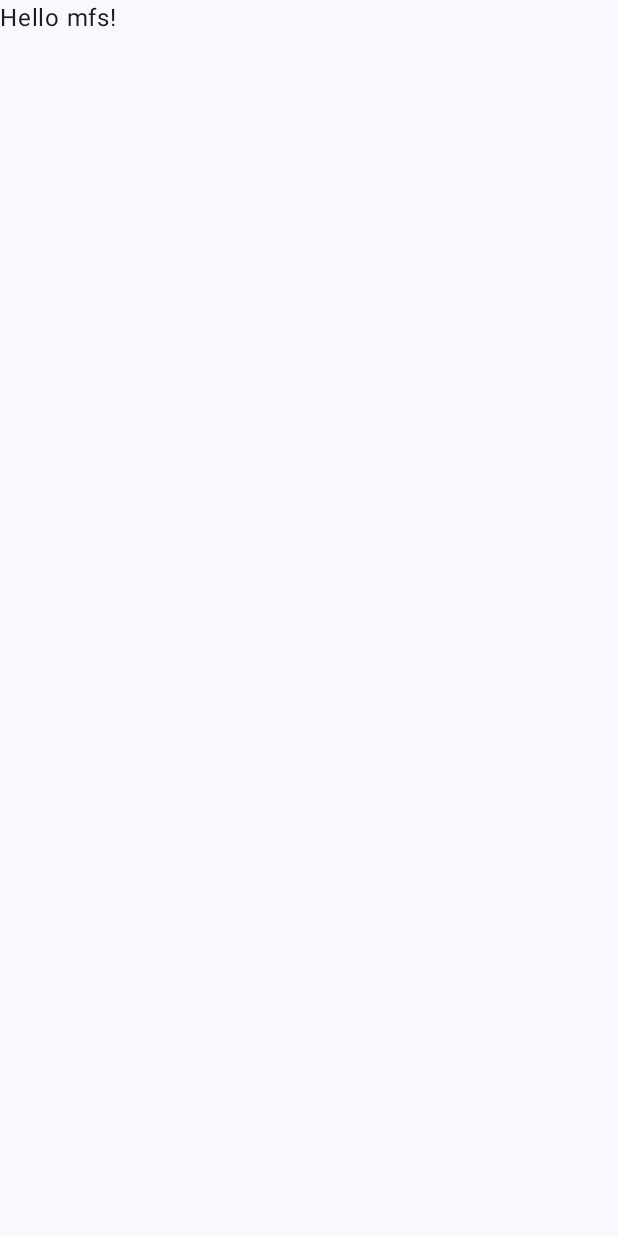
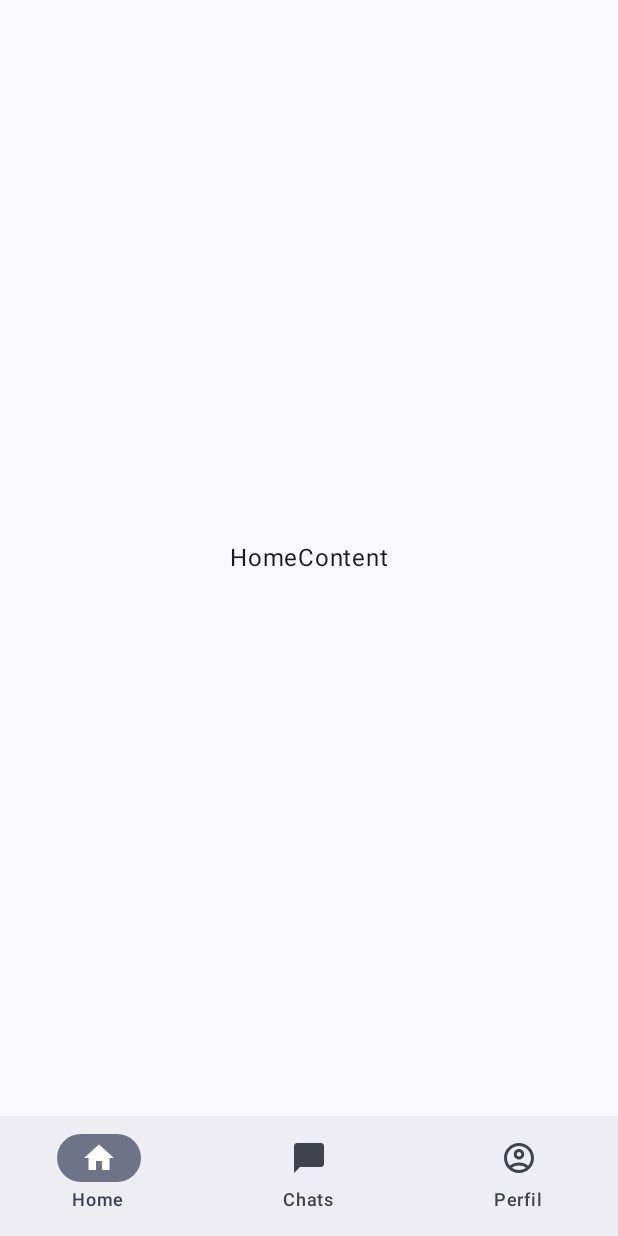
Before and after one commit to ReiLennux/U_life, an Android app built with Jetpack Compose: the screen it shows after launch (MainActivity), on a phone screen of 412 x 824 dp. Before the commit the screen is almost empty. Run offline under Robolectric (Android 15) with nearby library versions, the light colour scheme and no system bars; our stand-ins replace Dagger/Hilt's generated code.

Commit message:
add initial screens with bottom nav

```diff
--- a/app/src/main/java/mx/com/u_life/presentation/MainActivity.kt
+++ b/app/src/main/java/mx/com/u_life/presentation/MainActivity.kt
@@ -6,13 +6,17 @@ import androidx.activity.compose.setContent
 import androidx.activity.enableEdgeToEdge
 import androidx.compose.foundation.layout.fillMaxSize
 import androidx.compose.foundation.layout.padding
+import androidx.compose.material3.MaterialTheme
+import androidx.compose.material3.NavigationBar
 import androidx.compose.material3.Scaffold
+import androidx.compose.material3.Surface
 import androidx.compose.material3.Text
 import androidx.compose.runtime.Composable
 import androidx.compose.ui.Modifier
 import androidx.compose.ui.tooling.preview.Preview
 import androidx.navigation.NavHost
 import dagger.hilt.android.AndroidEntryPoint
+import mx.com.u_life.presentation.screens.MainScreen
 import mx.com.u_life.presentation.ui.theme.ULifeTheme
 
 @AndroidEntryPoint
@@ -22,29 +26,13 @@ class MainActivity : ComponentActivity() {
         enableEdgeToEdge()
         setContent {
             ULifeTheme {
-                Scaffold(modifier = Modifier.fillMaxSize()) { innerPadding ->
-                    Greeting(
-                        name = "mfs",
-                        modifier = Modifier.padding(innerPadding)
-                    )
+                Surface(
+                    modifier = Modifier.fillMaxSize(),
+                    color = MaterialTheme.colorScheme.background
+                ) {
+                    MainScreen()
                 }
             }
         }
     }
 }
-
-@Composable
-fun Greeting(name: String, modifier: Modifier = Modifier) {
-    Text(
-        text = "Hello $name!",
-        modifier = modifier
-    )
-}
-
-@Preview(showBackground = true)
-@Composable
-fun GreetingPreview() {
-    ULifeTheme {
-        Greeting("Android")
-    }
-}
--- /dev/null
+++ b/app/src/main/java/mx/com/u_life/presentation/navigation/BottomNavigationItems.kt
@@ -0,0 +1,101 @@
+package mx.com.u_life.presentation.navigation
+
+import androidx.compose.material.icons.Icons
+import androidx.compose.material.icons.filled.AccountCircle
+import androidx.compose.material.icons.filled.ChatBubble
+import androidx.compose.material.icons.filled.Home
+import androidx.compose.material.icons.outlined.AccountCircle
+import androidx.compose.material.icons.outlined.ChatBubble
+import androidx.compose.material.icons.outlined.Home
+import androidx.compose.material3.Badge
+import androidx.compose.material3.BadgedBox
+import androidx.compose.material3.Icon
+import androidx.compose.material3.NavigationBar
+import androidx.compose.material3.NavigationBarItem
+import androidx.compose.material3.Text
+import androidx.compose.runtime.Composable
+import androidx.compose.runtime.getValue
+import androidx.compose.ui.graphics.vector.ImageVector
+import androidx.navigation.NavDestination.Companion.hierarchy
+import androidx.navigation.NavHostController
+import androidx.navigation.compose.currentBackStackEntryAsState
+import mx.com.u_life.presentation.enums.Routes
+
+@Composable
+fun BottomNavBar(navController: NavHostController) {
+
+    NavigationBar {
+        val navBackStackEntry by navController.currentBackStackEntryAsState()
+        val currentDestination = navBackStackEntry?.destination
+
+        navigationItems.forEach { navItem ->
+            NavigationBarItem(
+                selected = currentDestination?.hierarchy?.any { it.route == navItem.route } == true,
+                onClick = {
+                    if (navController.currentDestination?.route != navItem.route) {
+                        navController.navigate(navItem.route) {
+                            launchSingleTop = true
+                            restoreState = true
+                        }
+                    }
+                },
+                label = { Text(text = navItem.title) },
+                alwaysShowLabel = true,
+                icon = { BadgedBox(
+                    badge = {
+                        if (navItem.hasBadge != null){
+                            Badge { Text(text = navItem.hasBadge.toString()) }
+                        } else if (navItem.hasNews) {
+                            Badge()
+                        }
+                    }
+                ) {
+                    Icon(
+                        imageVector = if (currentDestination?.hierarchy?.any { it.route == navItem.route } == true) {
+                            navItem.selectedIcon
+                        } else navItem.unselectedIcon, contentDescription = navItem.title)
+                } },
+            )
+        }
+    }
+
+}
+
+@Composable
+fun TopAppBar() {
+    /*TODO: Lenn*/
+}
+
+data class NavigationItems(
+    val title: String,
+    val route: String,
+    val selectedIcon: ImageVector,
+    val unselectedIcon: ImageVector,
+    val hasNews: Boolean,
+    val hasBadge: Int? = null
+)
+
+val navigationItems = listOf(
+    NavigationItems(
+        title = "Home",
+        route = Routes.HOME.name,
+        selectedIcon = Icons.Filled.Home,
+        unselectedIcon = Icons.Outlined.Home,
+        hasNews = false
+    ),
+    NavigationItems(
+        title = "Chats",
+        route = Routes.CHATS.name,
+        selectedIcon = Icons.Filled.ChatBubble,
+        unselectedIcon = Icons.Outlined.ChatBubble,
+        hasNews = false,
+        hasBadge = null
+    ),
+    NavigationItems(
+        title = "Perfil",
+        route = Routes.PROFILE.name,
+        selectedIcon = Icons.Filled.AccountCircle,
+        unselectedIcon = Icons.Outlined.AccountCircle,
+        hasNews = false
+    )
+)
--- /dev/null
+++ b/app/src/main/java/mx/com/u_life/presentation/screens/MainScreen.kt
@@ -0,0 +1,46 @@
+package mx.com.u_life.presentation.screens
+
+import androidx.compose.foundation.layout.padding
+import androidx.compose.material3.Scaffold
+import androidx.compose.runtime.Composable
+import androidx.compose.ui.Modifier
+import androidx.compose.ui.tooling.preview.Preview
+import androidx.navigation.compose.rememberNavController
+import mx.com.u_life.presentation.enums.Routes
+import mx.com.u_life.presentation.navigation.BottomNavBar
+import mx.com.u_life.presentation.navigation.TopAppBar
+import mx.com.u_life.presentation.screens.chats.ChatsScreen
+import mx.com.u_life.presentation.screens.home.HomeScreen
+import mx.com.u_life.presentation.screens.profile.ProfileScreen
+import androidx.navigation.compose.NavHost
+import androidx.navigation.compose.composable
+
+@Composable
+fun MainScreen() {
+    AppContent()
+}
+
+@Composable
+fun AppContent() {
+    val navController = rememberNavController()
+    Scaffold(
+        topBar = { TopAppBar() },
+        bottomBar = { BottomNavBar( navController ) },
+    ) { paddingValues ->
+        NavHost(
+            navController = navController,
+            startDestination = Routes.HOME.name,
+            modifier = Modifier.padding(paddingValues)
+        ) {
+            composable(route = Routes.HOME.name){
+                HomeScreen()
+            }
+            composable(route = Routes.CHATS.name){
+                ChatsScreen()
+            }
+            composable(route = Routes.PROFILE.name){
+                ProfileScreen()
+            }
+        }
+    }
+}
--- /dev/null
+++ b/app/src/main/java/mx/com/u_life/presentation/screens/chats/content/ChatsView.kt
@@ -0,0 +1 @@
+package mx.com.u_life.presentation.screens.chats.content
--- /dev/null
+++ b/app/src/main/java/mx/com/u_life/presentation/screens/chats/content/ChatsViewModel.kt
@@ -0,0 +1,4 @@
+package mx.com.u_life.presentation.screens.chats.content
+
+class ChatsViewModel {
+}
--- /dev/null
+++ b/app/src/main/java/mx/com/u_life/presentation/screens/home/HomeScreen.kt
@@ -0,0 +1,16 @@
+package mx.com.u_life.presentation.screens.home
+
+import androidx.compose.material3.Scaffold
+import androidx.compose.runtime.Composable
+import androidx.compose.ui.tooling.preview.Preview
+import mx.com.u_life.presentation.screens.home.content.HomeContent
+
+@Preview(showBackground = true)
+@Composable
+fun HomeScreen() {
+    Scaffold(
+        content = { innerPadding ->
+            HomeContent(paddingValues = innerPadding)
+        }
+    )
+}
--- /dev/null
+++ b/app/src/main/java/mx/com/u_life/presentation/screens/home/content/HomeContent.kt
@@ -0,0 +1,31 @@
+package mx.com.u_life.presentation.screens.home.content
+
+import androidx.compose.foundation.layout.Arrangement
+import androidx.compose.foundation.layout.Box
+import androidx.compose.foundation.layout.Column
+import androidx.compose.foundation.layout.PaddingValues
+import androidx.compose.foundation.layout.fillMaxSize
+import androidx.compose.foundation.layout.padding
+import androidx.compose.material3.Text
+import androidx.compose.runtime.Composable
+import androidx.compose.ui.Alignment
+import androidx.compose.ui.Modifier
+
+@Composable
+fun HomeContent(
+    modifier: Modifier = Modifier,
+    paddingValues: PaddingValues
+) {
+    Box(
+        modifier = modifier.padding(paddingValues = paddingValues)
+    ) {
+        Column(
+            modifier = Modifier
+                .fillMaxSize(),
+            horizontalAlignment = Alignment.CenterHorizontally,
+            verticalArrangement = Arrangement.Center
+        ) {
+            Text(text = "HomeContent")
+        }
+    }
+}
--- /dev/null
+++ b/app/src/main/java/mx/com/u_life/presentation/screens/home/content/HomeView.kt
@@ -0,0 +1 @@
+package mx.com.u_life.presentation.screens.home.content
--- /dev/null
+++ b/app/src/main/java/mx/com/u_life/presentation/screens/home/content/HomeViewModel.kt
@@ -0,0 +1,4 @@
+package mx.com.u_life.presentation.screens.home.content
+
+class HomeViewModel {
+}
--- /dev/null
+++ b/app/src/main/java/mx/com/u_life/presentation/screens/profile/content/ProfileView.kt
@@ -0,0 +1 @@
+package mx.com.u_life.presentation.screens.profile.content
--- /dev/null
+++ b/app/src/main/java/mx/com/u_life/presentation/screens/profile/content/ProfileViewModel.kt
@@ -0,0 +1,4 @@
+package mx.com.u_life.presentation.screens.profile.content
+
+class ProfileViewModel {
+}
```
Also changed, not shown: app/src/main/java/mx/com/u_life/presentation/enums/Routes.kt (added, +7 -0 lines), app/src/main/java/mx/com/u_life/presentation/navigation/NavigationScreens.kt (added, +7 -0 lines), app/src/main/java/mx/com/u_life/presentation/screens/chats/ChatsScreen.kt (added, +16 -0 lines), app/src/main/java/mx/com/u_life/presentation/screens/chats/content/ChatsContent.kt (added, +31 -0 lines), app/src/main/java/mx/com/u_life/presentation/screens/profile/ProfileScreen.kt (added, +15 -0 lines), app/src/main/java/mx/com/u_life/presentation/screens/profile/content/ProfileContent.kt (added, +31 -0 lines).
